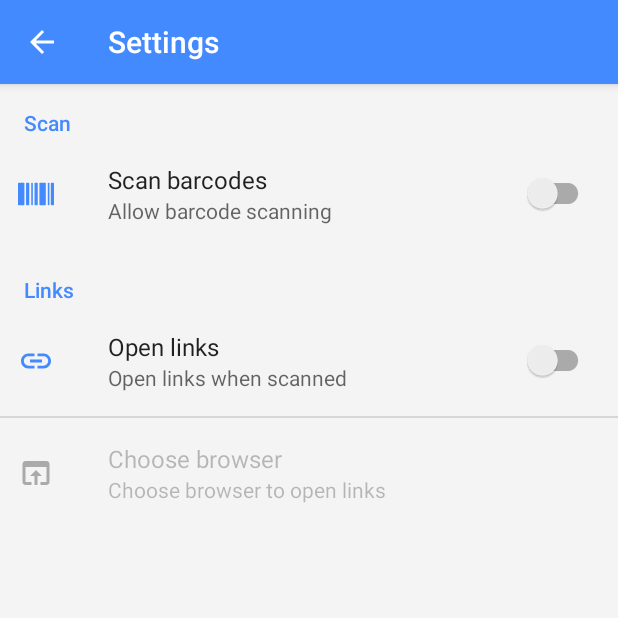
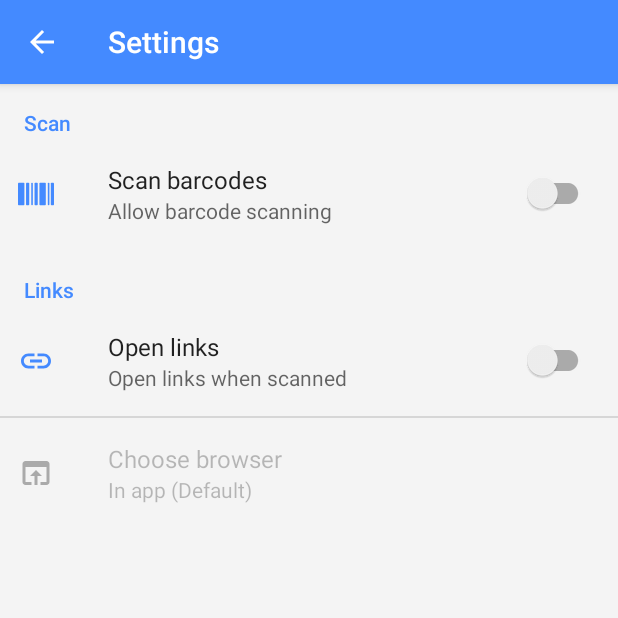
Before and after one commit to m-calabresi/CScan, an Android app: the SettingsActivity screen opened directly, with no data from a screen before it, on a phone screen of 412 x 824 dp, the top half of it. Run offline under Robolectric (Android 15) with nearby library versions, the phone set to English and light mode, and no system bars.

Commit message:
Updated application hash

```diff
--- a/CScan/app/src/main/java/com/cscan/SettingsActivity.java
+++ b/CScan/app/src/main/java/com/cscan/SettingsActivity.java
@@ -108,7 +108,14 @@ public class SettingsActivity extends AppCompatActivity {
             prefBrowserType.setOnPreferenceChangeListener(new Preference.OnPreferenceChangeListener() {
                 @Override
                 public boolean onPreferenceChange(Preference preference, Object o) {
-                    browserType = Integer.parseInt(o.toString());
+                    browserType = Integer.parseInt(o.toString()); //0=in app 1=external
+
+                    //display message
+                    if(browserType == 0)
+                        prefBrowserType.setSummary(getString(R.string.list_item_in_app_browser));
+                    else
+                        prefBrowserType.setSummary(getString(R.string.list_item_external_browser));
+
                     sharedPreferences.edit()
                             .putInt(getString(R.string.pref_key_browser_type), browserType)
                             .apply();
@@ -116,12 +123,19 @@ public class SettingsActivity extends AppCompatActivity {
                 }
             });
 
+            //icon
             if(openLinks)
                 prefBrowserType.setIcon(ContextCompat.getDrawable(getActivity(),
                         R.drawable.ic_browser_type_blue));
             else
                 prefBrowserType.setIcon(ContextCompat.getDrawable(getActivity(),
                         R.drawable.ic_browser_type_gray));
+            //display message
+            if(browserType == 0)
+                prefBrowserType.setSummary(getString(R.string.list_item_in_app_browser));
+            else
+                prefBrowserType.setSummary(getString(R.string.list_item_external_browser));
+
         }
     }
 }
--- a/CScan/app/src/main/res/values/arrays.xml
+++ b/CScan/app/src/main/res/values/arrays.xml
@@ -1,7 +1,7 @@
 <resources>
     <string-array name="list_entries">
         <item>@string/list_item_in_app_browser</item>
-        <item>@string/list_item_default_browser</item>
+        <item>@string/list_item_external_browser</item>
     </string-array>
     <string-array name="list_values">
         <item>0</item>
--- a/CScan/app/src/main/res/values/strings.xml
+++ b/CScan/app/src/main/res/values/strings.xml
@@ -26,11 +26,9 @@
 
     <string name="pref_summary_scan_barcodes">Allow barcode scanning</string>
     <string name="pref_summary_open_links">Open links when scanned</string>
-    <string name="pref_summary_browser_type">Choose browser to open links</string>
 
-    <string name="list_item_in_app_browser">In app (Recommended)</string>
-    <string name="list_item_default_browser">Default</string>
-
+    <string name="list_item_in_app_browser">In app (Default)</string>
+    <string name="list_item_external_browser">External</string>
 
     <string name="hint_copy_link">Hold text to copy</string>
 
--- a/CScan/app/src/main/res/xml/pref_main.xml
+++ b/CScan/app/src/main/res/xml/pref_main.xml
@@ -24,9 +24,9 @@
         <ListPreference
             android:key="@string/pref_key_browser_type"
             android:title="@string/pref_title_browser_type"
-            android:summary="@string/pref_summary_browser_type"
             android:entries="@array/list_entries"
             android:entryValues="@array/list_values"
-            android:dependency="@string/pref_key_open_links"/>
+            android:dependency="@string/pref_key_open_links"
+            android:defaultValue="0"/>
     </PreferenceCategory>
 </PreferenceScreen>
```
Also changed, not shown: CScan/app/src/main/java/com/cscan/ScanActivity.java (+0 -8 lines), 1 other file.
